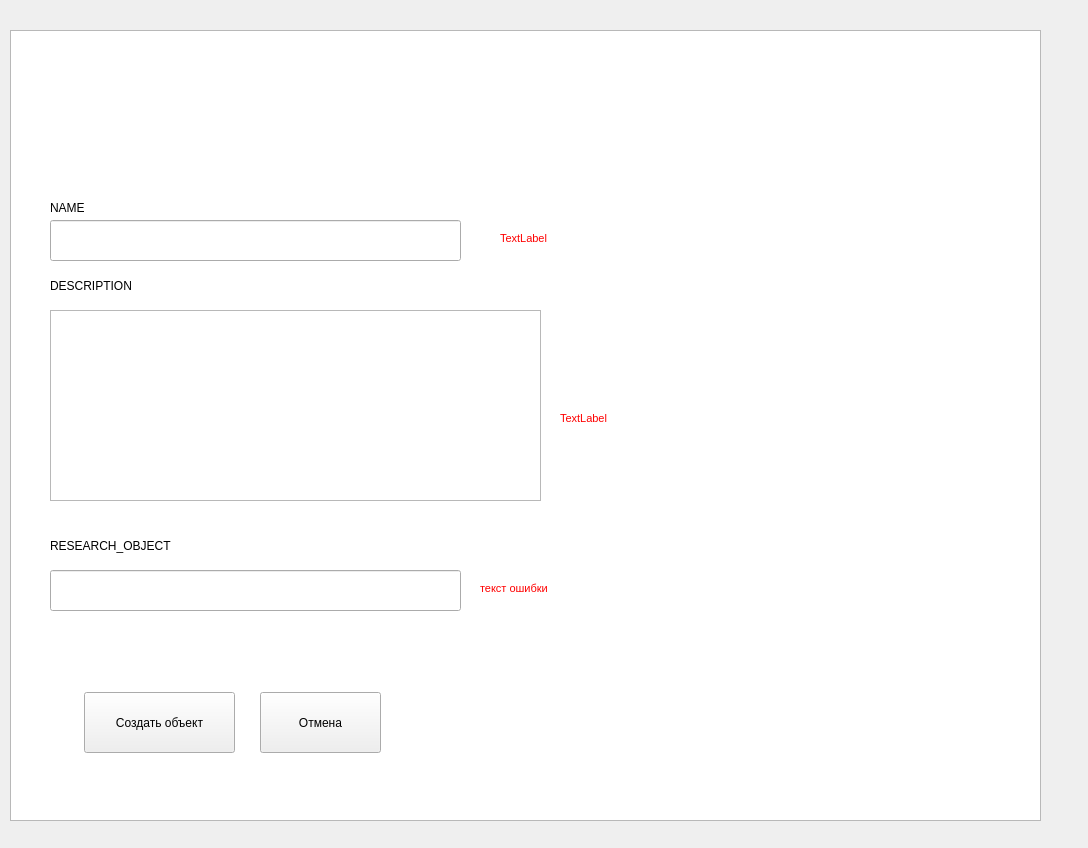
Above: app/ui/create_monument_window.ui from reisenbest/PPK_ARCHEOMAP before the change. Below: the same form after it.
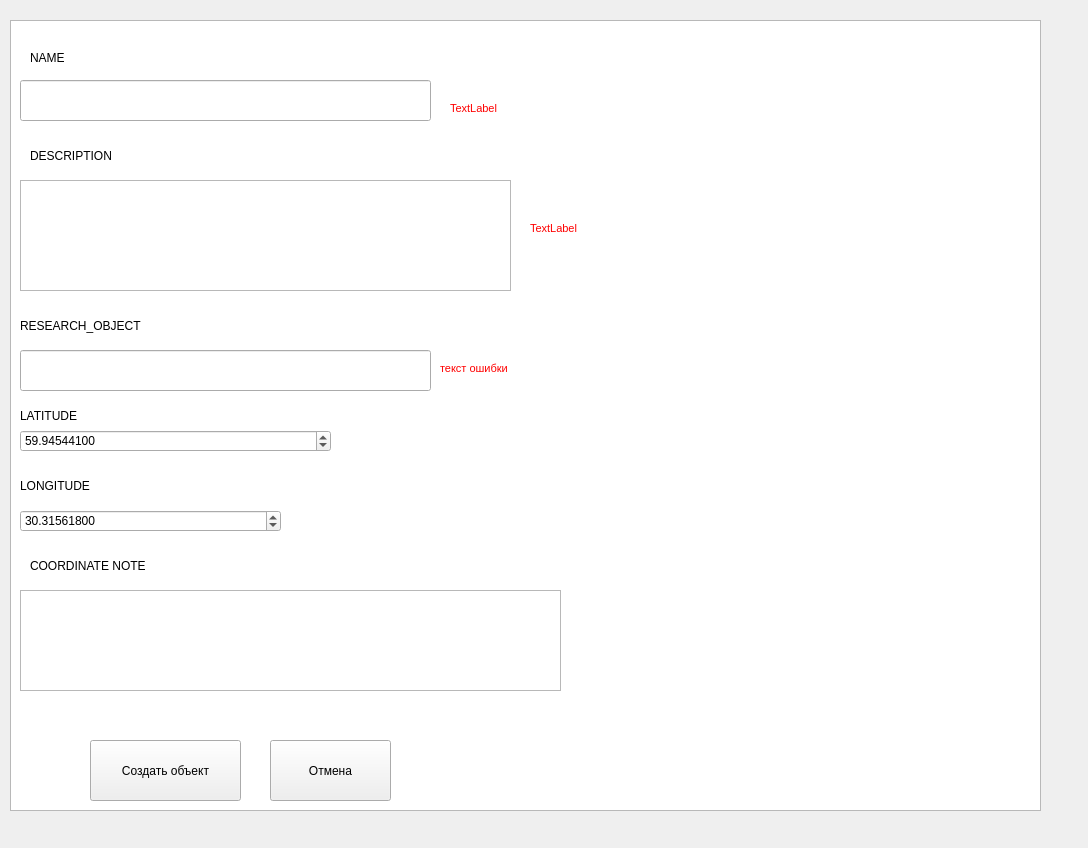
That is the form after the change.

Commit message: queiris sopecial class and crud method with coord

What changed in the file:
```diff
--- a/app/ui/create_monument_window.ui
+++ b/app/ui/create_monument_window.ui
@@ -17,7 +17,7 @@
    <property name="geometry">
     <rect>
      <x>10</x>
-     <y>30</y>
+     <y>20</y>
      <width>1031</width>
      <height>791</height>
     </rect>
@@ -26,8 +26,8 @@
   <widget class="QLineEdit" name="nameInsert">
    <property name="geometry">
     <rect>
-     <x>50</x>
-     <y>220</y>
+     <x>20</x>
+     <y>80</y>
      <width>411</width>
      <height>41</height>
     </rect>
@@ -39,8 +39,8 @@
   <widget class="QLineEdit" name="resObjInsert">
    <property name="geometry">
     <rect>
-     <x>50</x>
-     <y>570</y>
+     <x>20</x>
+     <y>350</y>
      <width>411</width>
      <height>41</height>
     </rect>
@@ -49,18 +49,18 @@
   <widget class="QTextEdit" name="descriptionInsert">
    <property name="geometry">
     <rect>
-     <x>50</x>
-     <y>310</y>
+     <x>20</x>
+     <y>180</y>
      <width>491</width>
-     <height>191</height>
+     <height>111</height>
     </rect>
    </property>
   </widget>
   <widget class="QLabel" name="namelabel">
    <property name="geometry">
     <rect>
-     <x>50</x>
-     <y>200</y>
+     <x>30</x>
+     <y>50</y>
      <width>301</width>
      <height>16</height>
     </rect>
@@ -72,8 +72,8 @@
   <widget class="QLabel" name="descrLabel">
    <property name="geometry">
     <rect>
-     <x>50</x>
-     <y>270</y>
+     <x>30</x>
+     <y>140</y>
      <width>261</width>
      <height>31</height>
     </rect>
@@ -85,8 +85,8 @@
   <widget class="QLabel" name="resObjLable">
    <property name="geometry">
     <rect>
-     <x>50</x>
-     <y>530</y>
+     <x>20</x>
+     <y>310</y>
      <width>431</width>
      <height>31</height>
     </rect>
@@ -98,8 +98,8 @@
   <widget class="QPushButton" name="createBtn">
    <property name="geometry">
     <rect>
-     <x>84</x>
-     <y>692</y>
+     <x>90</x>
+     <y>740</y>
      <width>151</width>
      <height>61</height>
     </rect>
@@ -111,8 +111,8 @@
   <widget class="QPushButton" name="cancelBtn">
    <property name="geometry">
     <rect>
-     <x>260</x>
-     <y>692</y>
+     <x>270</x>
+     <y>740</y>
      <width>121</width>
      <height>61</height>
     </rect>
@@ -124,8 +124,8 @@
   <widget class="QLabel" name="nameErrorLabel">
    <property name="geometry">
     <rect>
-     <x>500</x>
-     <y>230</y>
+     <x>450</x>
+     <y>100</y>
      <width>511</width>
      <height>16</height>
     </rect>
@@ -141,8 +141,8 @@
   <widget class="QLabel" name="descriptionErrorLabel">
    <property name="geometry">
     <rect>
-     <x>560</x>
-     <y>410</y>
+     <x>530</x>
+     <y>220</y>
      <width>441</width>
      <height>16</height>
     </rect>
@@ -158,8 +158,8 @@
   <widget class="QLabel" name="resObjErrorLabel">
    <property name="geometry">
     <rect>
-     <x>480</x>
-     <y>580</y>
+     <x>440</x>
+     <y>360</y>
      <width>571</width>
      <height>16</height>
     </rect>
@@ -172,6 +172,87 @@
     <string>текст ошибки</string>
    </property>
   </widget>
+  <widget class="QDoubleSpinBox" name="latitudeInsert">
+   <property name="geometry">
+    <rect>
+     <x>20</x>
+     <y>430</y>
+     <width>311</width>
+     <height>22</height>
+    </rect>
+   </property>
+   <property name="decimals">
+    <number>8</number>
+   </property>
+   <property name="value">
+    <double>59.945441000000002</double>
+   </property>
+  </widget>
+  <widget class="QDoubleSpinBox" name="longitudeInsert">
+   <property name="geometry">
+    <rect>
+     <x>20</x>
+     <y>510</y>
+     <width>261</width>
+     <height>22</height>
+    </rect>
+   </property>
+   <property name="decimals">
+    <number>8</number>
+   </property>
+   <property name="value">
+    <double>30.315618000000001</double>
+   </property>
+  </widget>
+  <widget class="QLabel" name="latitudeLable">
+   <property name="geometry">
+    <rect>
+     <x>20</x>
+     <y>400</y>
+     <width>431</width>
+     <height>31</height>
+    </rect>
+   </property>
+   <property name="text">
+    <string>LATITUDE</string>
+   </property>
+  </widget>
+  <widget class="QLabel" name="longitudeLable">
+   <property name="geometry">
+    <rect>
+     <x>20</x>
+     <y>470</y>
+     <width>431</width>
+     <height>31</height>
+    </rect>
+   </property>
+   <property name="text">
+    <string>LONGITUDE</string>
+   </property>
+  </widget>
+  <widget class="QTextEdit" name="coordNoteInsert">
+   <property name="geometry">
+    <rect>
+     <x>20</x>
+     <y>590</y>
+     <width>541</width>
+     <height>101</height>
+    </rect>
+   </property>
+  </widget>
+  <widget class="QLabel" name="coordNoteLabel">
+   <property name="geometry">
+    <rect>
+     <x>30</x>
+     <y>550</y>
+     <width>261</width>
+     <height>31</height>
+    </rect>
+   </property>
+   <property name="text">
+    <string>COORDINATE NOTE</string>
+   </property>
+  </widget>
  </widget>
  <resources/>
  <connections/>
```
The commit also changes 8 other files.
